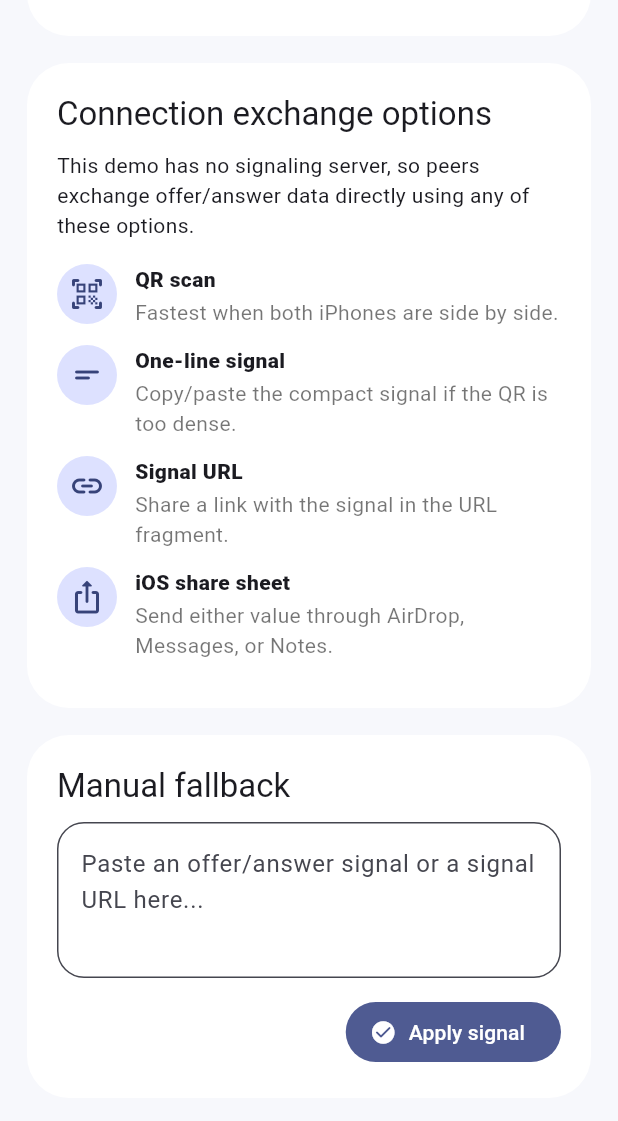
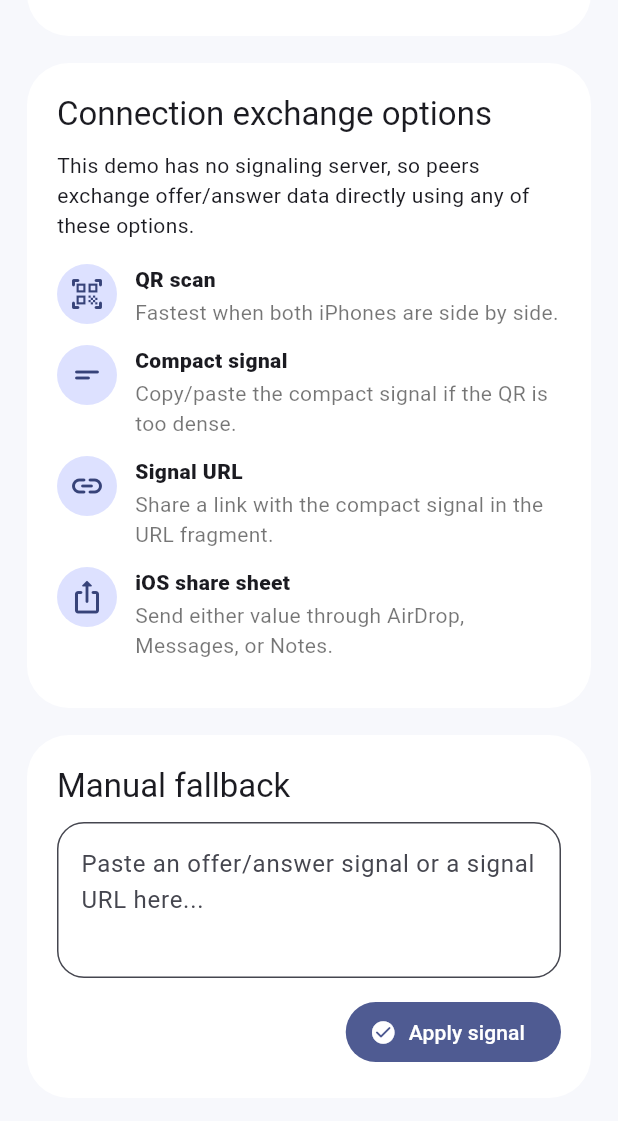
Before and after one commit to beilak/WebRTCp2p, a Flutter app: the screen it shows after launch, scrolled down 946 dp, on a phone screen of 412 x 824 dp, the part 96-1217 px from its top. Run offline on Flutter 3.47's test engine with Material 3 defaults, Android fonts, the phone set to English and light mode, and no system bars; our stand-ins replace qr_flutter, share_plus; missing offline and left inert: flutter_webrtc, mobile_scanner.

Commit message:
Shorten connection signal payloads

```diff
--- a/lib/screens/home_page.dart
+++ b/lib/screens/home_page.dart
@@ -215,7 +215,7 @@ class _HeroHeader extends StatelessWidget {
               child: Padding(
                 padding: const EdgeInsets.symmetric(horizontal: 12, vertical: 7),
                 child: Text(
-                  'No backend • QR, URL, or one-line signaling • STUN only',
+                  'No backend • QR, URL, or compact signals • STUN only',
                   style: TextStyle(
                     color: Theme.of(context).colorScheme.onPrimaryContainer,
                     fontWeight: FontWeight.w700,
@@ -225,7 +225,7 @@ class _HeroHeader extends StatelessWidget {
             ),
             const SizedBox(height: 14),
             Text(
-              'Demo video calls with QR, URL, or one-line signals.',
+              'Demo video calls with QR, URL, or compact signals.',
               style: Theme.of(context).textTheme.headlineMedium?.copyWith(
                     color: const Color(0xFF151A2D),
                     fontWeight: FontWeight.w800,
@@ -274,7 +274,7 @@ class _QuickStartCard extends StatelessWidget {
             Text('Quick start', style: Theme.of(context).textTheme.titleLarge),
             const SizedBox(height: 10),
             const Text(
-              'Device A creates an offer. Device B scans, opens the URL, or pastes the one-line signal and creates an answer. Device A applies the answer to connect.',
+              'Device A creates an offer. Device B scans, opens the URL, or pastes the compact signal and creates an answer. Device A applies the answer to connect.',
             ),
             const SizedBox(height: 16),
             Wrap(
@@ -300,7 +300,6 @@ class _QuickStartCard extends StatelessWidget {
   }
 }
 
-
 class _ConnectionOptionsCard extends StatelessWidget {
   const _ConnectionOptionsCard();
 
@@ -314,13 +313,14 @@ class _ConnectionOptionsCard extends StatelessWidget {
       ),
       _ConnectionOption(
         icon: Icons.short_text_rounded,
-        title: 'One-line signal',
+        title: 'Compact signal',
         description: 'Copy/paste the compact signal if the QR is too dense.',
       ),
       _ConnectionOption(
         icon: Icons.link_rounded,
         title: 'Signal URL',
-        description: 'Share a link with the signal in the URL fragment.',
+        description:
+            'Share a link with the compact signal in the URL fragment.',
       ),
       _ConnectionOption(
         icon: Icons.ios_share_rounded,
@@ -416,7 +416,10 @@ class _ManualSignalCard extends StatelessWidget {
         child: Column(
           crossAxisAlignment: CrossAxisAlignment.stretch,
           children: [
-            Text('Manual fallback', style: Theme.of(context).textTheme.titleLarge),
+            Text(
+              'Manual fallback',
+              style: Theme.of(context).textTheme.titleLarge,
+            ),
             const SizedBox(height: 10),
             TextField(
               controller: controller,
--- a/lib/services/signaling_codec.dart
+++ b/lib/services/signaling_codec.dart
@@ -1,33 +1,40 @@
 import 'dart:convert';
+
+import 'package:flutter_webrtc/flutter_webrtc.dart';
 
 import '../models/signaling_message.dart';
 
 class SignalingCodec {
   const SignalingCodec();
 
-  static const prefix = 'webrtc-p2p-demo:';
-  static const urlSignalKey = 'signal';
+  static const prefix = 'w2:';
+  static const legacyPrefix = 'webrtc-p2p-demo:';
+  static const urlSignalKey = 's';
+  static const legacyUrlSignalKey = 'signal';
 
   String encode(SignalingMessage message) {
-    final jsonPayload = jsonEncode(message.toJson());
-    final encoded = base64Url.encode(utf8.encode(jsonPayload));
-    return '$prefix$encoded';
+    final kindCode = switch (message.kind) {
+      SignalKind.offer => 'o',
+      SignalKind.answer => 'a',
+    };
+    final sdp = message.description.sdp;
+
+    if (sdp == null || sdp.isEmpty) {
+      throw const FormatException('Signal description is missing SDP.');
+    }
+
+    return '$prefix$kindCode:${_encodeBase64Url(utf8.encode(sdp))}';
   }
 
   SignalingMessage decode(String value) {
     final trimmed = value.trim();
     final payload = extractSignalText(trimmed) ?? trimmed;
-    final signal = payload.startsWith(prefix)
-        ? payload.substring(prefix.length)
-        : payload;
-    final decoded = utf8.decode(base64Url.decode(_normalizeBase64(signal)));
-    final json = jsonDecode(decoded);
 
-    if (json is! Map<String, Object?>) {
-      throw const FormatException('Signal payload is not an object.');
+    if (payload.startsWith(prefix)) {
+      return _decodeCompact(payload);
     }
 
-    return SignalingMessage.fromJson(json);
+    return _decodeLegacy(payload);
   }
 
   String buildSignalUrl({
@@ -44,8 +51,8 @@ class SignalingCodec {
       return null;
     }
 
-    final querySignal = parsed.queryParameters[urlSignalKey];
-    if (querySignal != null && querySignal.isNotEmpty) {
+    final querySignal = _extractSignalParameter(parsed.queryParameters);
+    if (querySignal != null) {
       return querySignal;
     }
 
@@ -55,12 +62,62 @@ class SignalingCodec {
     }
 
     final fragmentParameters = Uri.splitQueryString(fragment);
-    final fragmentSignal = fragmentParameters[urlSignalKey];
-    if (fragmentSignal != null && fragmentSignal.isNotEmpty) {
-      return fragmentSignal;
+    return _extractSignalParameter(fragmentParameters);
+  }
+
+  SignalingMessage _decodeCompact(String value) {
+    final compactPayload = value.substring(prefix.length);
+    final separatorIndex = compactPayload.indexOf(':');
+    if (separatorIndex <= 0 || separatorIndex == compactPayload.length - 1) {
+      throw const FormatException('Compact signal payload is malformed.');
+    }
+
+    final kindCode = compactPayload.substring(0, separatorIndex);
+    final encodedSdp = compactPayload.substring(separatorIndex + 1);
+    final kind = switch (kindCode) {
+      'o' => SignalKind.offer,
+      'a' => SignalKind.answer,
+      _ => throw const FormatException('Compact signal kind is unknown.'),
+    };
+    final sdp = utf8.decode(base64Url.decode(_normalizeBase64(encodedSdp)));
+
+    return SignalingMessage(
+      kind: kind,
+      description: RTCSessionDescription(sdp, kind.name),
+      createdAt: DateTime.now().toUtc(),
+    );
+  }
+
+  SignalingMessage _decodeLegacy(String value) {
+    final signal = value.startsWith(legacyPrefix)
+        ? value.substring(legacyPrefix.length)
+        : value;
+    final decoded = utf8.decode(base64Url.decode(_normalizeBase64(signal)));
+    final json = jsonDecode(decoded);
+
+    if (json is! Map<String, Object?>) {
+      throw const FormatException('Signal payload is not an object.');
+    }
+
+    return SignalingMessage.fromJson(json);
+  }
+
+  String? _extractSignalParameter(Map<String, String> parameters) {
+    final signal = parameters[urlSignalKey];
+    if (signal != null && signal.isNotEmpty) {
+      return signal;
+    }
+
+    final legacySignal = parameters[legacyUrlSignalKey];
+    if (legacySignal != null && legacySignal.isNotEmpty) {
+      return legacySignal;
     }
 
     return null;
+  }
+
+  String _encodeBase64Url(List<int> bytes) {
+    return base64Url.encode(bytes).replaceAll('=', '');
   }
 
   String _normalizeBase64(String value) {
--- a/lib/widgets/signal_card.dart
+++ b/lib/widgets/signal_card.dart
@@ -26,14 +26,14 @@ class SignalCard extends StatelessWidget {
             Text(title, style: Theme.of(context).textTheme.titleLarge),
             const SizedBox(height: 8),
             Text(
-              'Scan the QR, copy the one-line signal, or share the signal URL.',
+              'Scan the QR, copy the compact signal, or share the signal URL.',
               style: Theme.of(context).textTheme.bodyMedium?.copyWith(
                     color: Colors.black54,
                   ),
             ),
             const SizedBox(height: 14),
             _CopyableValue(
-              label: 'One-line signal',
+              label: 'Compact signal',
               value: payload,
               copiedMessage: 'Signal copied',
             ),
@@ -73,7 +73,7 @@ class SignalCard extends StatelessWidget {
             if (payload.length > 2400) ...[
               const SizedBox(height: 10),
               const Text(
-                'This QR may be dense on small screens. Copying the one-line signal is the safest fallback.',
+                'This QR may be dense on small screens. Copying the compact signal is the safest fallback.',
                 textAlign: TextAlign.center,
                 style: TextStyle(color: Color(0xFF9A6400), fontSize: 12),
               ),
@@ -92,10 +92,10 @@ class SignalCard extends StatelessWidget {
                 FilledButton.icon(
                   onPressed: () => _share(
                     text: payload,
-                    title: '$title one-line signal',
+                    title: '$title compact signal',
                   ),
                   icon: const Icon(Icons.short_text_rounded),
-                  label: const Text('Share signal'),
+                  label: const Text('Share compact signal'),
                 ),
                 OutlinedButton.icon(
                   onPressed: () => _share(
@@ -131,6 +131,10 @@ class _CopyableValue extends StatelessWidget {
   final String value;
   final String copiedMessage;
 
+  String get _lengthLabel => value.length == 1
+      ? '1 character'
+      : '${value.length} characters';
+
   @override
   Widget build(BuildContext context) {
     return DecoratedBox(
@@ -144,12 +148,25 @@ class _CopyableValue extends StatelessWidget {
         child: Column(
           crossAxisAlignment: CrossAxisAlignment.start,
           children: [
-            Text(
-              label,
-              style: Theme.of(context).textTheme.labelLarge?.copyWith(
-                    color: const Color(0xFF4E5A78),
-                    fontWeight: FontWeight.w800,
+            Row(
+              children: [
+                Expanded(
+                  child: Text(
+                    label,
+                    style: Theme.of(context).textTheme.labelLarge?.copyWith(
+                          color: const Color(0xFF4E5A78),
+                          fontWeight: FontWeight.w800,
+                        ),
                   ),
+                ),
+                Text(
+                  _lengthLabel,
+                  style: Theme.of(context).textTheme.labelSmall?.copyWith(
+                        color: const Color(0xFF6C7693),
+                        fontWeight: FontWeight.w700,
+                      ),
+                ),
+              ],
             ),
             const SizedBox(height: 8),
             SelectableText(
```
Also changed, not shown: 2 other files.
